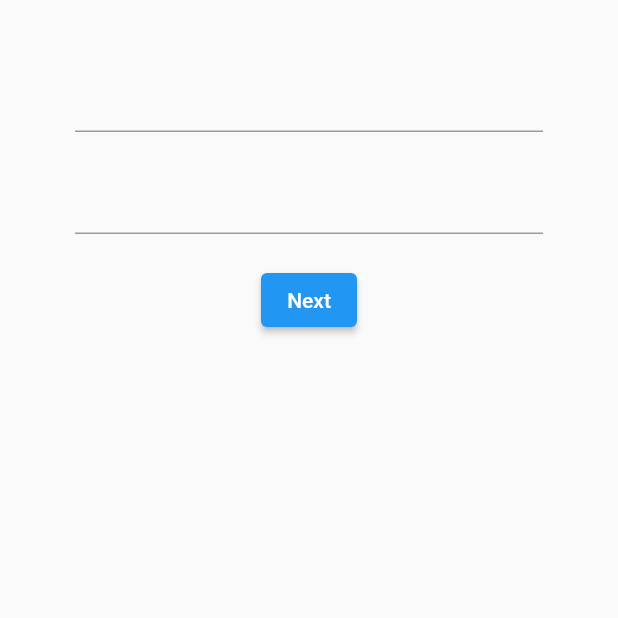
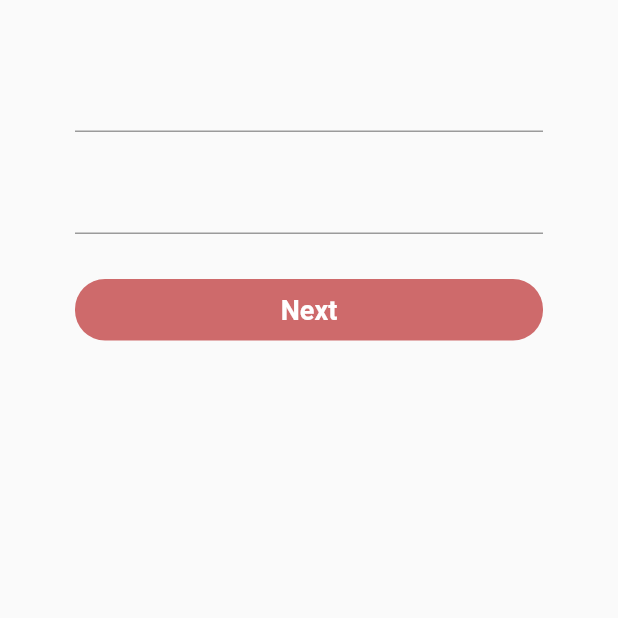
Before and after one commit to SalimGrayaa/MyRoadApp, a Flutter app: the home screen opened directly, on a phone screen of 412 x 824 dp, the top half of it. Run offline on Flutter 3.47's test engine with Material 2 defaults, Android fonts, the phone set to English and light mode, and no system bars; our stand-ins replace google_fonts, sizer; Roboto replaces fonts that are missing (IstokWeb).

Commit message:
Fixed the problem

```diff
--- a/lib/home.dart
+++ b/lib/home.dart
@@ -1,5 +1,7 @@
 import 'package:flutter/cupertino.dart';
 import 'package:flutter/material.dart';
+import 'package:myroad/signup_firstpage.dart';
+import 'package:myroad/widgets/buttonwidget.dart';
 class home extends StatelessWidget{
   @override
   Widget build(BuildContext context) {
@@ -23,12 +25,7 @@ class home extends StatelessWidget{
                 },
               ),
               const SizedBox(height: 20.0),
-              ElevatedButton(
-                onPressed: (){
-
-                },
-                 child: Text('Next'),
-                 ),
+              buttonwidget('Next', signup_page(), context)
             ],
             ) ,
           ) ,
--- a/lib/main.dart
+++ b/lib/main.dart
@@ -31,8 +31,6 @@ class MyApp extends StatelessWidget {
               child: Image.asset('assets/logo.png',)
               )
               ),
-
-
           buttonwidget('Sign Up', home(), context),
           buttonwidget('Log In', home(), context),
 
```
Also changed, not shown: lib/signup_firstpage.dart (added, +14 -0 lines), 1 other file.
